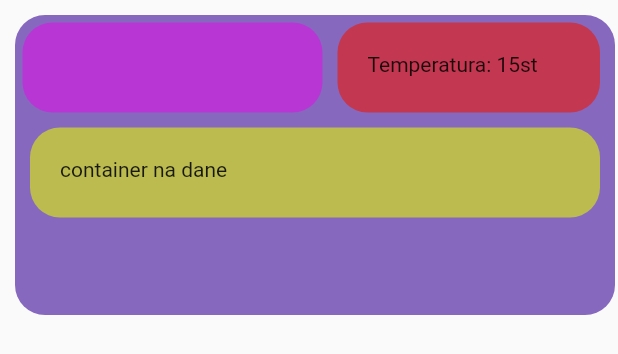
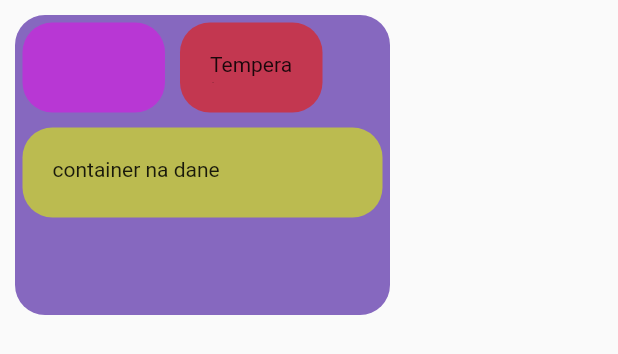
Before and after one commit to stanislawszewerda/SmartHome---Just-For-You, a Flutter app: what buildContainer() shows on an empty page, opened directly with empty values, on a phone screen of 412 x 824 dp. Shown: the top 354 px of the screen. Run offline on Flutter 3.47's test engine with Material 2 defaults, Android fonts, the phone set to English and light mode, and no system bars; our stand-ins replace bloc, carousel_slider, firebase_auth, firebase_core, firebase_database, google_fonts; accounts and stored records are empty.

Commit message:
Release version 1.0

```diff
--- a/lib/app/features/homepage/home_page.dart
+++ b/lib/app/features/homepage/home_page.dart
@@ -53,7 +53,7 @@ class HomePage extends StatelessWidget {
             image: DecorationImage(
                 // AssetImage - jest funkcjonalnością którą jakoś trzeba implementować w Pubspcec.Yaml!!!
                 // Fit: BoxFit.Cover umożliwia dociagniecie zdjecia do krawedzi ekranu
-                image: AssetImage('white_photo.jpg'),
+                image: AssetImage('photo1'),
                 fit: BoxFit.cover),
           ),
           child: Center(
@@ -242,7 +242,7 @@ Widget buildContainer(String itemCount, int index) => Row(
             borderRadius: BorderRadius.all(Radius.circular(20)),
             color: Color.fromARGB(180, 86, 43, 167),
           ),
-          width: 400,
+          width: 250,
           height: 200,
           margin: const EdgeInsets.all(10.0),
           padding: const EdgeInsets.all(0.0),
@@ -258,7 +258,7 @@ Widget buildContainer(String itemCount, int index) => Row(
                     margin: const EdgeInsets.all(5.0),
                     padding: const EdgeInsets.all(20.0),
                     height: 60,
-                    width: 200,
+                    width: 95,
                     child: Text(itemCount),
                   ),
                   Container(
@@ -269,7 +269,7 @@ Widget buildContainer(String itemCount, int index) => Row(
                     margin: const EdgeInsets.all(5.0),
                     padding: const EdgeInsets.all(20.0),
                     height: 60,
-                    width: 175,
+                    width: 95,
                     child: const Text('Temperatura: 15st'),
                   ),
                 ],
--- a/pubspec.yaml
+++ b/pubspec.yaml
@@ -66,9 +66,9 @@ flutter:
   uses-material-design: true
 
   # To add assets to your application, add an assets section, like this:
-  # assets:
-  #   - images/a_dot_burr.jpeg
-  #   - images/a_dot_ham.jpeg
+  assets:
+    - assets/
+    - assets/
 
   # An image asset can refer to one or more resolution-specific "variants", see
   # https://flutter.dev/assets-and-images/#resolution-aware
```
Also changed, not shown: lib/app/features/ogrzewaniepage/addheatingrule.dart (+17 -16 lines), lib/app/features/ogrzewaniepage/ogrzewaniepage.dart (+8 -8 lines), assets/photo1.jpg (renamed from assets/white_photo.jpg), 1 other file.
